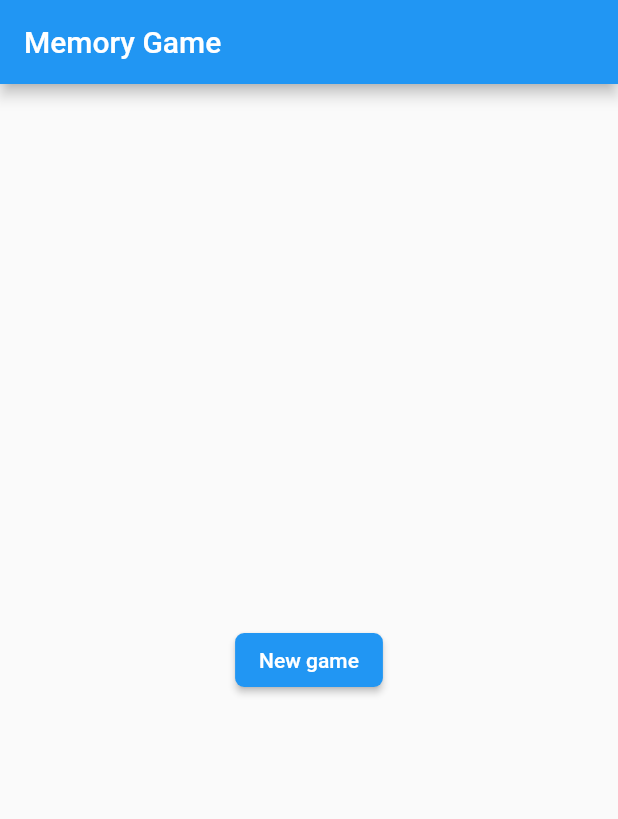
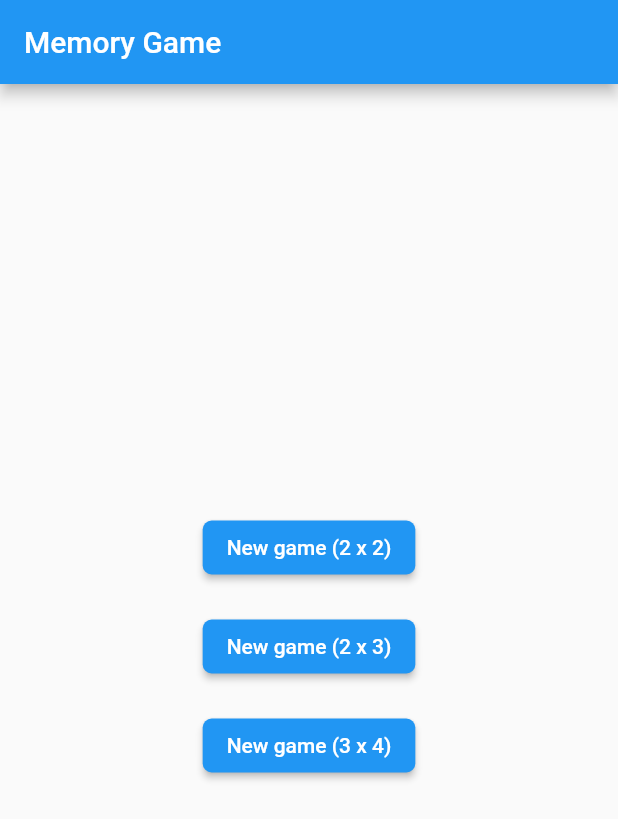
Before and after one commit to roberthenley/memory_game, a Flutter app: the screen it shows after launch, on a phone screen of 412 x 824 dp. Shown: the top 819 px of the screen. Run offline on Flutter 3.47's test engine with Material 2 defaults, Android fonts, the phone set to English and light mode, and no system bars; our stand-ins replace flutter_svg.

Commit message:
Enhanced HomePage with new game layout options; refactored GamePage, GameBoardView, and CardFaces for testability; added CardView widget tests

```diff
--- a/lib/home_page.dart
+++ b/lib/home_page.dart
@@ -1,6 +1,7 @@
 import 'package:flutter/material.dart';
 
 import 'game_page.dart';
+import 'models/game_model.dart';
 
 /// Home page widget.
 ///
@@ -13,13 +14,41 @@ class HomePage extends StatelessWidget {
         title: Text('Memory Game'),
       ),
       body: Center(
+        child: Column(
+          mainAxisAlignment: MainAxisAlignment.center,
+          children: [
+            NewGameButton(width: 2, height: 2),
+            NewGameButton(width: 2, height: 3),
+            NewGameButton(width: 3, height: 4),
+          ],
+        ),
+      ),
+    );
+  }
+}
+
+class NewGameButton extends StatelessWidget {
+  const NewGameButton({
+    Key key,
+    @required this.width,
+    @required this.height,
+  }) : super(key: key);
+
+  final int width;
+  final int height;
+
+  @override
+  Widget build(BuildContext context) {
+    return Container(
+      padding: EdgeInsets.only(bottom: 18),
       child: MaterialButton(
         color: Theme.of(context).primaryColor,
         shape: RoundedRectangleBorder(
           borderRadius: BorderRadius.circular(6.0),
         ),
         child: Text(
-            'New game',
+          'New game ($width x $height)',
+          semanticsLabel: 'New game - $width wide by $height high',
           style: TextStyle(
             color: Colors.white,
           ),
@@ -29,12 +58,16 @@ class HomePage extends StatelessWidget {
           Navigator.push(
             context,
             MaterialPageRoute(
-                builder: (context) => GamePage(),
+              builder: (context) => GamePage(
+                initialGameModel: GameModel.newGame(
+                  layoutWidth: width,
+                  layoutHeight: height,
+                ),
+              ),
             ),
           );
         },
       ),
-      ),
     );
   }
 }
--- a/lib/models/game_model.dart
+++ b/lib/models/game_model.dart
@@ -64,8 +64,8 @@ class GameModel {
 
     // Initialize game board with two copies of each cards.
     // Cards are face-up for the initial display state.
-    List<String> cardPaths =
-        CardFaces.getCardAssetPaths((layoutWidth * layoutHeight / 2).floor());
+    List<String> cardPaths = CardFaces.getRandomCardAssetPaths(
+        (layoutWidth * layoutHeight / 2).floor());
     List<CardModel> cards = [];
     for (String cardPath in cardPaths) {
       cards.add(CardModel(cardFaceAssetPath: cardPath, isFaceUp: true));
```
Also changed, not shown: lib/card_view.dart (+12 -3 lines), lib/game_board_view.dart (+9 -1 lines), lib/game_page.dart (+6 -1 lines), lib/models/card_faces.dart (+9 -1 lines), 4 other files. Lines whose indentation alone changed are shown as unchanged.
